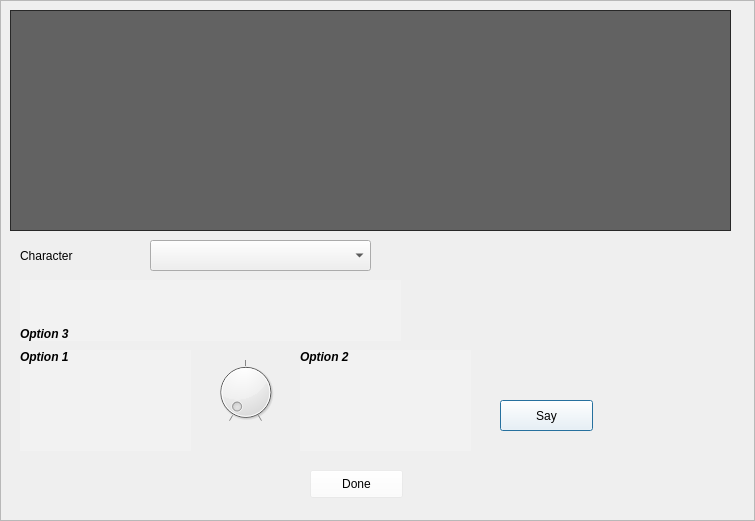
VelvetHawk/Zerk, file talkdialog.ui: the form before one commit.
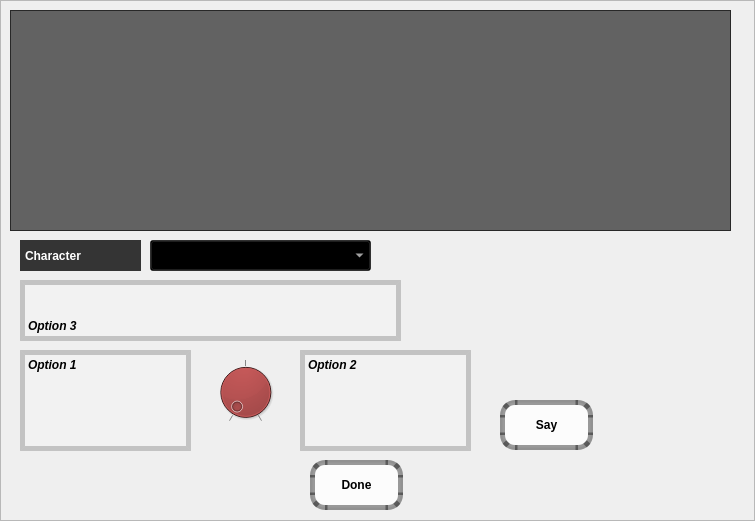
The form after the commit. Icons and pictures are not drawn.

The edit to the form file:
```diff
--- a/talkdialog.ui
+++ b/talkdialog.ui
@@ -21,6 +21,23 @@
 	border-image: url(&quot;:/images/parchment&quot;) 0 0 0 0 stretch stretch;
 }
 
+#characterTitle {
+	background-color: rgba(0, 0, 0, 200);
+	color: rgba(255, 255, 255, 255);
+	font-weight: bold;
+	padding: 2px;
+}
+
+#dialogueSelector {
+	background: brown;
+}
+
+#characterSelector {
+	background: rgba(0, 0, 0, 150);
+	color: #ffffff;
+	font-weight: bold;
+}
+
 #dialogueList {
 	background: rgba(0, 0, 0, 150);
 	color: #ffffff;
@@ -29,12 +46,26 @@
 
 #firstOption, #secondOption, #thirdOption {
 	background: rgba(255, 255, 255, 50);
+	border: rgba(0, 0, 0, 50);
+    border-style: solid;
+    border-width: 5px;
 	font-weight: bold;
 	font-style: italic;
 }
 
 #Speak, #Done {
-	background-color: rgba(255, 255, 255, 50);
+	background-color: rgba(255, 255, 255, 200);
+	border: rgba(0, 0, 0, 100);
+    border-style: inset;
+    border-width: 5px;
+	color: black;
+	font-weight: bold;
+	border-radius: 15px;
+}
+
+#Speak:hover, #Done:hover {
+	background-color: rgba(155, 155, 155, 200);
+	color: white;
 }</string>
   </property>
   <widget class="QFrame" name="dialogueFrame">
@@ -58,7 +89,7 @@
       <x>500</x>
       <y>400</y>
       <width>93</width>
-      <height>31</height>
+      <height>50</height>
      </rect>
     </property>
     <property name="text">
@@ -111,9 +142,9 @@
     <property name="geometry">
      <rect>
       <x>310</x>
-      <y>470</y>
+      <y>460</y>
       <width>93</width>
-      <height>28</height>
+      <height>50</height>
      </rect>
     </property>
     <property name="text">
```
